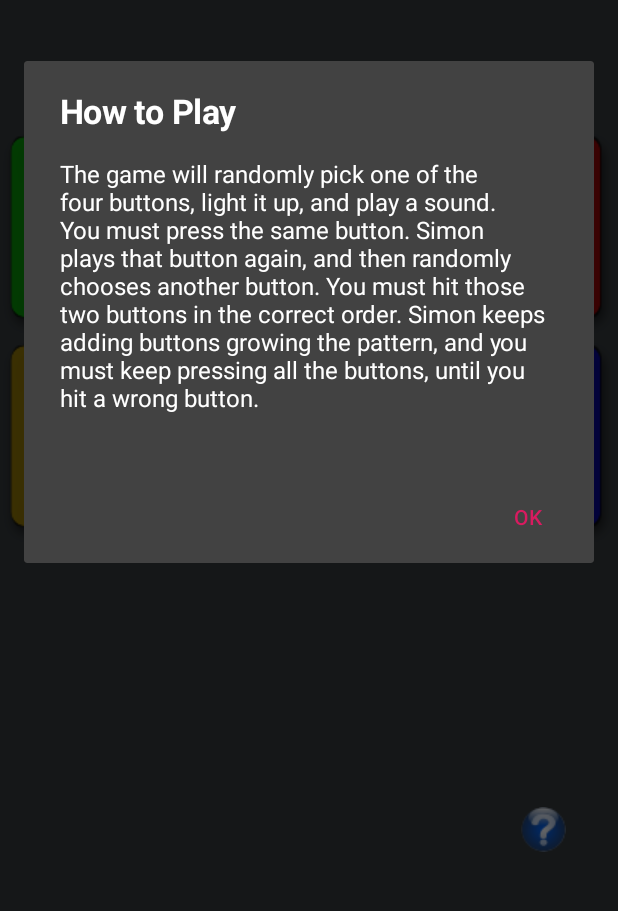
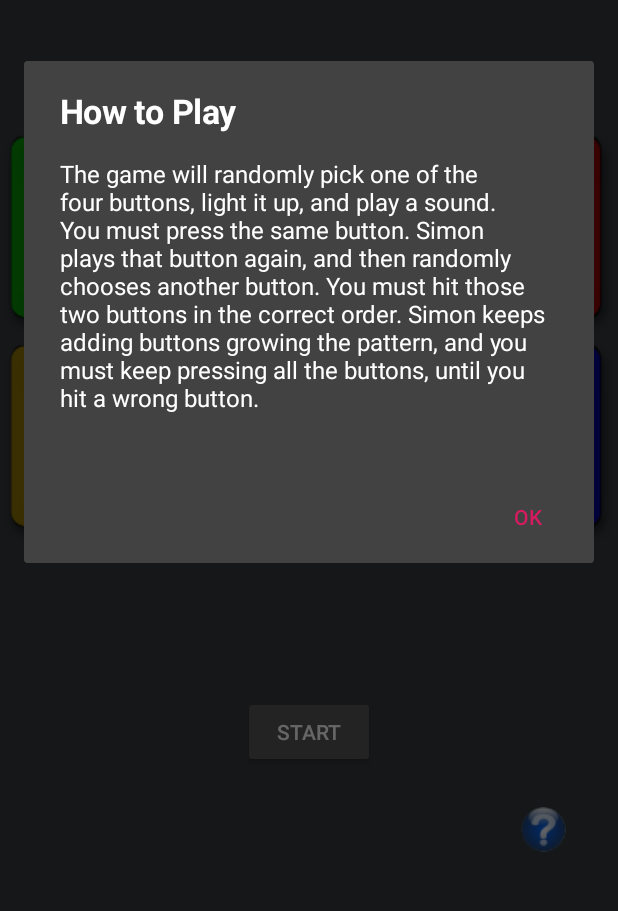
Before and after one commit to jacobgirsky/Simon, an Android app: the SimonOriginal screen opened directly, with no data from a screen before it, after a tap on an icon or button, on a phone screen of 412 x 824 dp, the part 306-1217 px from its top. Run offline under Robolectric (Android 15) with nearby library versions, the phone set to English and light mode, and no system bars; pictures from the network do not load.

Commit message:
Added start button for simon original

```diff
--- a/app/src/main/java/com/example/simon/SimonOriginal.java
+++ b/app/src/main/java/com/example/simon/SimonOriginal.java
@@ -16,6 +16,7 @@ import android.text.method.LinkMovementMethod;
 import android.util.Log;
 import android.view.MotionEvent;
 import android.view.View;
+import android.widget.Button;
 import android.widget.ImageButton;
 import android.widget.TextView;
 
@@ -32,6 +33,7 @@ public class SimonOriginal extends AppCompatActivity {
     public SoundPool soundPool = new SoundPool(10, AudioManager.STREAM_MUSIC, 0);
     final Handler handler = new Handler();
     private Sound sound;
+    private boolean hasWon;
 
 
     @Override
@@ -40,6 +42,7 @@ public class SimonOriginal extends AppCompatActivity {
         setContentView(R.layout.activity_game1);
 
         sound = new Sound();
+        hasWon = false;
 
 
         // add a colorful text to the title_text view with html
@@ -75,7 +78,13 @@ public class SimonOriginal extends AppCompatActivity {
         yellowButton.setOnTouchListener(clicked);
         blueButton.setOnTouchListener(clicked);
 
-        playGame();
+        Button startButton = findViewById(R.id.start_button);
+        startButton.setOnClickListener(new View.OnClickListener() {
+            @Override
+            public void onClick(View v) {
+                playGame();
+            }
+        });
 
     }
 
@@ -108,8 +117,7 @@ public class SimonOriginal extends AppCompatActivity {
                 if (moves[numberOfClicksEachLevel] != x) { // If the user gets it wrong
                     soundPool.play(loseSound, 1, 1, 1, 0, 1f);
 
-                    // after they lose need to stop sounds and lighting up
-
+                    // after they lose need to stop sounds and lighting
 
 
                     AlertDialog.Builder alertDialogBuilder = new AlertDialog.Builder(SimonOriginal.this);
@@ -209,7 +217,13 @@ public class SimonOriginal extends AppCompatActivity {
         };
 
         handler.postDelayed(runnable, (1300) * click_index);
+    }
 
+    public void disableButtons() {
+        greenButton.setClickable(false);
+        redButton.setClickable(false);
+        blueButton.setClickable(false);
+        yellowButton.setClickable(false);
     }
 
     public void setTextview(TextView textview) {
--- a/app/src/main/res/layout/activity_game1.xml
+++ b/app/src/main/res/layout/activity_game1.xml
@@ -102,4 +102,15 @@
         app:layout_constraintVertical_bias="0.77"
         app:srcCompat="@drawable/questionmark" />
 
+    <Button
+        android:id="@+id/start_button"
+        android:layout_width="wrap_content"
+        android:layout_height="wrap_content"
+        android:text="Start"
+        app:layout_constraintBottom_toBottomOf="parent"
+        app:layout_constraintEnd_toEndOf="parent"
+        app:layout_constraintStart_toStartOf="parent"
+        app:layout_constraintTop_toTopOf="parent"
+        app:layout_constraintVertical_bias="0.85" />
+
 </android.support.constraint.ConstraintLayout>
```
